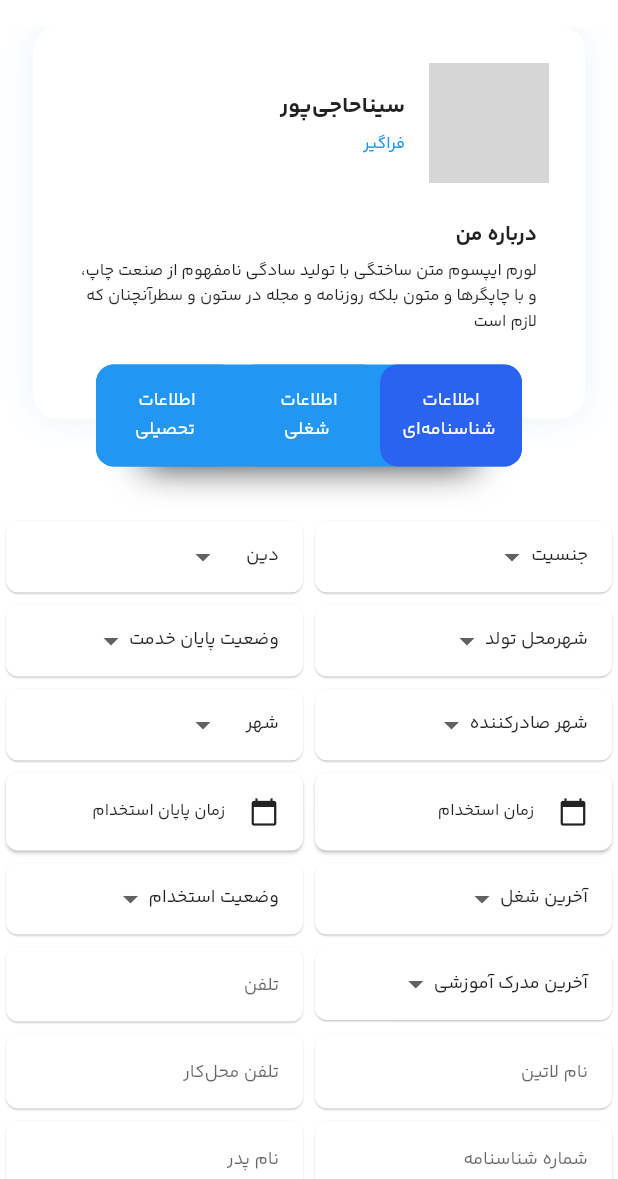
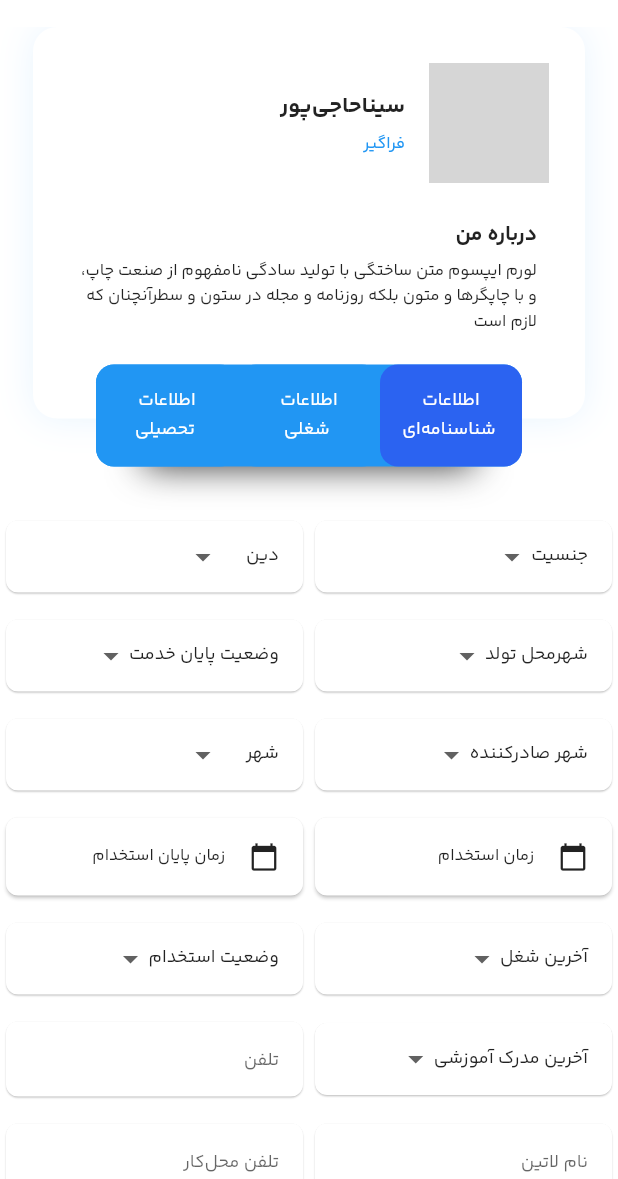
Before and after one commit to SinaHajipooor/LMS, a Flutter app: the ProfileScreen screen opened directly, on a phone screen of 412 x 824 dp, the part 57-1236 px from its top. Run offline on Flutter 3.47's test engine with Material 2 defaults, Android fonts, the phone set to English and light mode, and no system bars; our stand-ins replace carousel_slider, circular_countdown_timer, file_picker, fl_chart, flutter_rating_bar, flutter_spinkit and 3 more; missing offline and left inert: persian_datetime_picker; accounts and stored records are empty; network calls fail; grey boxes are pictures that could not be loaded.

Commit message:
some configration for profile screen

```diff
--- a/lib/screens/landing_screen.dart
+++ b/lib/screens/landing_screen.dart
@@ -79,7 +79,11 @@ class _LandingScreenState extends State<LandingScreen> {
                         onPressed: () {
                           Navigator.of(context).pushNamed(HomeScreen.routeName);
                         },
-                        child: const Text('داشبورد', style: TextStyle(fontSize: 14)));
+                        child: const Text(
+                          'داشبورد',
+                          style: TextStyle(fontSize: 14),
+                        ),
+                      );
               },
             ),
           ],
@@ -94,7 +98,7 @@ class _LandingScreenState extends State<LandingScreen> {
                     const SizedBox(height: 15),
                     AnnoucementSlider(landingProvider.announcements),
                     const SizedBox(height: 30),
-                    Container(height: 320, child: NewsList(newsList: landingProvider.news)),
+                    SizedBox(height: 320, child: NewsList(newsList: landingProvider.news)),
                     const SizedBox(height: 10),
                     TmsSlider(landingProvider.tms),
                     const SizedBox(height: 20),
--- a/lib/screens/profile/profile_screen.dart
+++ b/lib/screens/profile/profile_screen.dart
@@ -88,7 +88,6 @@ class _ProfileScreenState extends State<ProfileScreen> {
         return StatefulBuilder(
           builder: (context, setState) {
             WidgetsBinding.instance.addPostFrameCallback((_) {
-              // Scroll the modal to the top when the keyboard is open
               if (keyboardOffset > 0) {
                 setState(() {
                   _scrollController.animateTo(
--- a/lib/widgets/profile/user_birth_certificate_form.dart
+++ b/lib/widgets/profile/user_birth_certificate_form.dart
@@ -20,18 +20,21 @@ class UserBirthCertificateForm extends StatelessWidget {
             Expanded(child: CustomDropdown(items: const ['one', 'two', 'three'], onChanged: (value) {}, placeholder: 'دین')),
           ],
         ),
+        const SizedBox(height: 10),
         Row(
           children: [
             Expanded(child: CustomDropdown(items: const ['one', 'two', 'three'], onChanged: (value) {}, placeholder: 'شهرمحل تولد')),
             Expanded(child: CustomDropdown(items: const ['one', 'two', 'three'], onChanged: (value) {}, placeholder: 'وضعیت پایان خدمت')),
           ],
         ),
+        const SizedBox(height: 10),
         Row(
           children: [
             Expanded(child: CustomDropdown(items: const ['one', 'two', 'three'], onChanged: (value) {}, placeholder: 'شهر صادرکننده')),
             Expanded(child: CustomDropdown(items: const ['one', 'two', 'three'], onChanged: (value) {}, placeholder: 'شهر')),
           ],
         ),
+        const SizedBox(height: 10),
         Row(
           children: [
             Expanded(
@@ -96,42 +99,49 @@ class UserBirthCertificateForm extends StatelessWidget {
             ),
           ],
         ),
+        const SizedBox(height: 10),
         Row(
           children: [
             Expanded(child: CustomDropdown(items: const ['one', 'two', 'three'], onChanged: (value) {}, placeholder: 'آخرین شغل')),
             Expanded(child: CustomDropdown(items: const ['one', 'two', 'three'], onChanged: (value) {}, placeholder: 'وضعیت استخدام')),
           ],
         ),
+        const SizedBox(height: 10),
         Row(
           children: [
             Expanded(child: CustomDropdown(items: const ['one', 'two', 'three'], onChanged: (value) {}, placeholder: 'آخرین مدرک آموزشی')),
             Expanded(child: TextInput(value: '', placeholder: 'تلفن', onChanged: (value) {}, keyboardType: TextInputType.number)),
           ],
         ),
+        const SizedBox(height: 10),
         Row(
           children: [
             Expanded(child: TextInput(value: '', placeholder: 'نام لاتین', onChanged: (value) {})),
             Expanded(child: TextInput(value: '', placeholder: 'تلفن محل‌کار', onChanged: (value) {}, keyboardType: TextInputType.number)),
           ],
         ),
+        const SizedBox(height: 10),
         Row(
           children: [
             Expanded(child: TextInput(value: '', placeholder: 'شماره شناسنامه', onChanged: (value) {}, keyboardType: TextInputType.number)),
             Expanded(child: TextInput(value: '', placeholder: 'نام پدر', onChanged: (value) {})),
           ],
         ),
+        const SizedBox(height: 10),
         Row(
           children: [
             Expanded(child: TextInput(value: '', placeholder: 'سری شناسنامه', onChanged: (value) {})),
             Expanded(child: TextInput(value: '', placeholder: 'سریال‌شناسنامه', onChanged: (value) {})),
           ],
         ),
+        const SizedBox(height: 10),
         Row(
           children: [
             Expanded(child: TextInput(value: '', placeholder: 'شماره‌شبا', onChanged: (value) {}, keyboardType: TextInputType.number)),
             Expanded(child: TextInput(value: '', placeholder: 'کد‌پستی', onChanged: (value) {}, keyboardType: TextInputType.number)),
           ],
         ),
+        const SizedBox(height: 10),
         Row(
           children: [
             Expanded(child: TextInput(value: '', placeholder: 'آدرس', onChanged: (value) {})),
@@ -167,6 +177,7 @@ class UserBirthCertificateForm extends StatelessWidget {
             ),
           ],
         ),
+        const SizedBox(height: 10),
       ],
     );
   }
```
